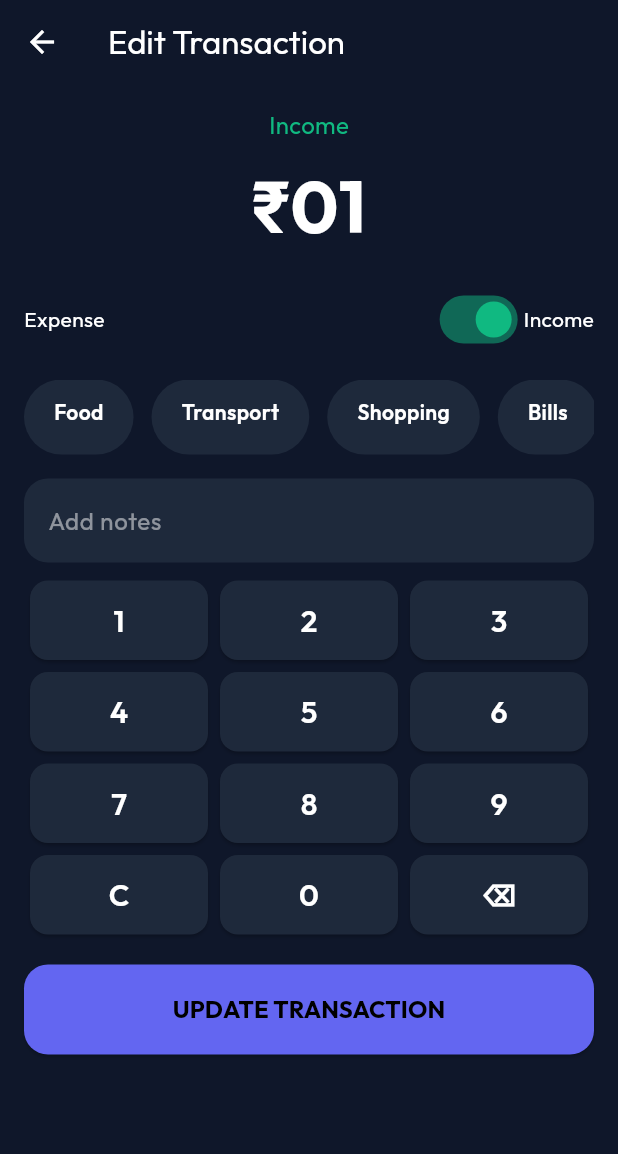
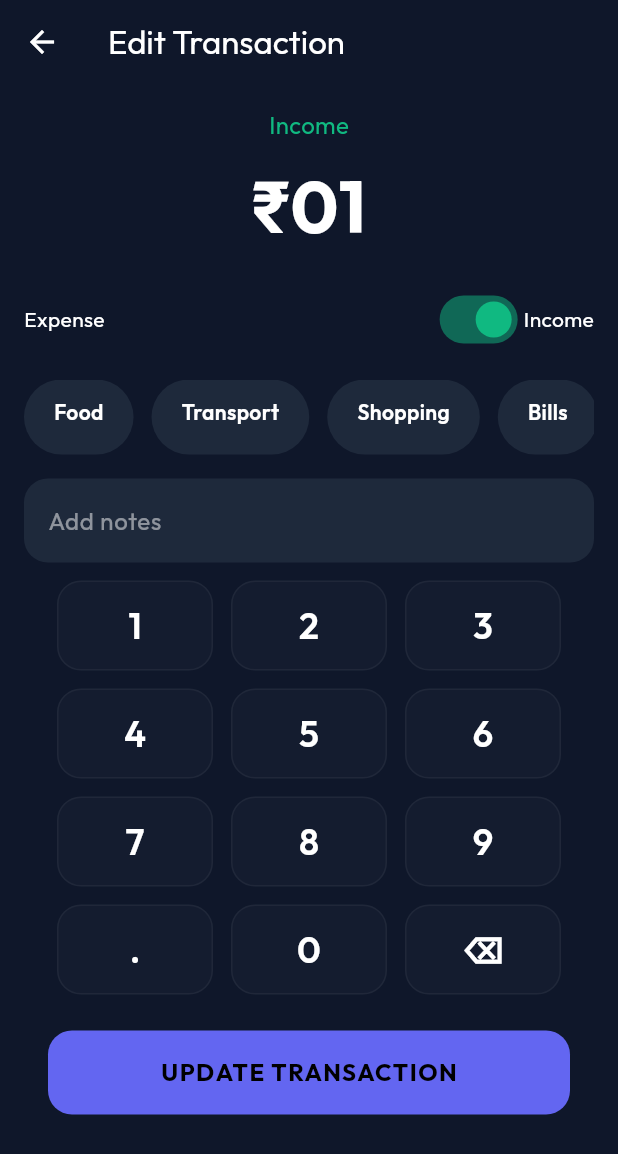
Before and after one commit to Eternity-36/PennyWise, a Flutter app: the EditTransactionScreen screen opened directly with empty values, after a tap on an icon or button, on a phone screen of 412 x 824 dp. Shown: the top 1154 px of the screen. Run offline on Flutter 3.47's test engine with Material 3 defaults, Android fonts, the phone set to English and light mode, and no system bars; drawn by our look-alikes of flutter_animate; our stand-ins replace cloud_firestore, csv, firebase_auth, firebase_core, fl_chart, google_fonts and 5 more; accounts and stored records are empty.

Commit message:
done some bug fixes

```diff
--- a/lib/screens/edit_transaction_screen.dart
+++ b/lib/screens/edit_transaction_screen.dart
@@ -59,8 +59,11 @@ class _EditTransactionScreenState extends State<EditTransactionScreen> {
         if (_amount.isNotEmpty) {
           _amount = _amount.substring(0, _amount.length - 1);
         }
-      } else if (value == 'C') {
-        _amount = '';
+      } else if (value == '.') {
+        if (!_amount.contains('.')) {
+          if (_amount.isEmpty) _amount = '0';
+          _amount += value;
+        }
       } else {
         if (_amount.length < 10) {
           _amount += value;
@@ -219,29 +222,6 @@ class _EditTransactionScreenState extends State<EditTransactionScreen> {
               // Keypad
               _buildKeypad(),
               const SizedBox(height: 12),
-
-              // Save Button
-              SizedBox(
-                width: double.infinity,
-                height: 60,
-                child: ElevatedButton(
-                  onPressed: _saveTransaction,
-                  style: ElevatedButton.styleFrom(
-                    backgroundColor: AppTheme.primary,
-                    shape: RoundedRectangleBorder(
-                      borderRadius: BorderRadius.circular(16),
-                    ),
-                  ),
-                  child: const Text(
-                    'UPDATE TRANSACTION',
-                    style: TextStyle(
-                      fontSize: 16,
-                      fontWeight: FontWeight.bold,
-                      color: Colors.black,
-                    ),
-                  ),
-                ),
-              ),
             ],
           ),
         ),
@@ -250,47 +230,81 @@ class _EditTransactionScreenState extends State<EditTransactionScreen> {
   }
 
   Widget _buildKeypad() {
-    final keys = [
-      ['1', '2', '3'],
-      ['4', '5', '6'],
-      ['7', '8', '9'],
-      ['C', '0', '⌫'],
-    ];
+    return Container(
+      padding: const EdgeInsets.symmetric(horizontal: 16),
+      child: Column(
+        children: [
+          _buildKeyRow(['1', '2', '3']),
+          const SizedBox(height: 12),
+          _buildKeyRow(['4', '5', '6']),
+          const SizedBox(height: 12),
+          _buildKeyRow(['7', '8', '9']),
+          const SizedBox(height: 12),
+          _buildKeyRow(['.', '0', '⌫']),
+          const SizedBox(height: 24),
+          SizedBox(
+            width: double.infinity,
+            height: 56,
+            child: ElevatedButton(
+              onPressed: _saveTransaction,
+              style: ElevatedButton.styleFrom(
+                backgroundColor: AppTheme.primary,
+                shape: RoundedRectangleBorder(
+                  borderRadius: BorderRadius.circular(16),
+                ),
+                elevation: 0,
+              ),
+              child: const Text(
+                'UPDATE TRANSACTION',
+                style: TextStyle(
+                  fontSize: 16,
+                  fontWeight: FontWeight.bold,
+                  color: Colors.black,
+                  letterSpacing: 1.0,
+                ),
+              ),
+            ),
+          ),
+        ],
+      ),
+    );
+  }
 
-    return Column(
-      children: keys.map((row) {
-        return Padding(
-          padding: const EdgeInsets.only(bottom: 8),
-          child: Row(
-            mainAxisAlignment: MainAxisAlignment.spaceEvenly,
-            children: row.map((key) {
+  Widget _buildKeyRow(List<String> keys) {
+    return Row(
+      children: keys.map((key) {
         return Expanded(
           child: Padding(
-                  padding: const EdgeInsets.symmetric(horizontal: 4),
-                  child: ElevatedButton(
-                    onPressed: () => _onKeyTap(key),
-                    style: ElevatedButton.styleFrom(
-                      backgroundColor: AppTheme.surface,
-                      padding: const EdgeInsets.all(12),
-                      shape: RoundedRectangleBorder(
-                        borderRadius: BorderRadius.circular(12),
+            padding: const EdgeInsets.symmetric(horizontal: 6),
+            child: Material(
+              color: Colors.transparent,
+              child: InkWell(
+                onTap: () => _onKeyTap(key),
+                borderRadius: BorderRadius.circular(16),
+                child: Container(
+                  height: 60,
+                  alignment: Alignment.center,
+                  decoration: BoxDecoration(
+                    borderRadius: BorderRadius.circular(16),
+                    color: AppTheme.surface.withValues(alpha: 0.3),
+                    border: Border.all(
+                      color: Colors.white.withValues(alpha: 0.05),
                     ),
                   ),
                   child: Text(
                     key,
                     style: const TextStyle(
-                        fontSize: 20,
+                      fontSize: 24,
+                      color: Colors.white,
                       fontWeight: FontWeight.w600,
-                        color: Colors.white,
+                    ),
+                  ),
                 ),
               ),
             ),
           ),
         );
       }).toList(),
-          ),
-        );
-      }).toList(),
     );
   }
 }
```
Also changed, not shown: lib/screens/add_transaction_screen.dart (+24 -13 lines), lib/screens/home_screen.dart (+43 -36 lines). Lines whose indentation alone changed are shown as unchanged.
